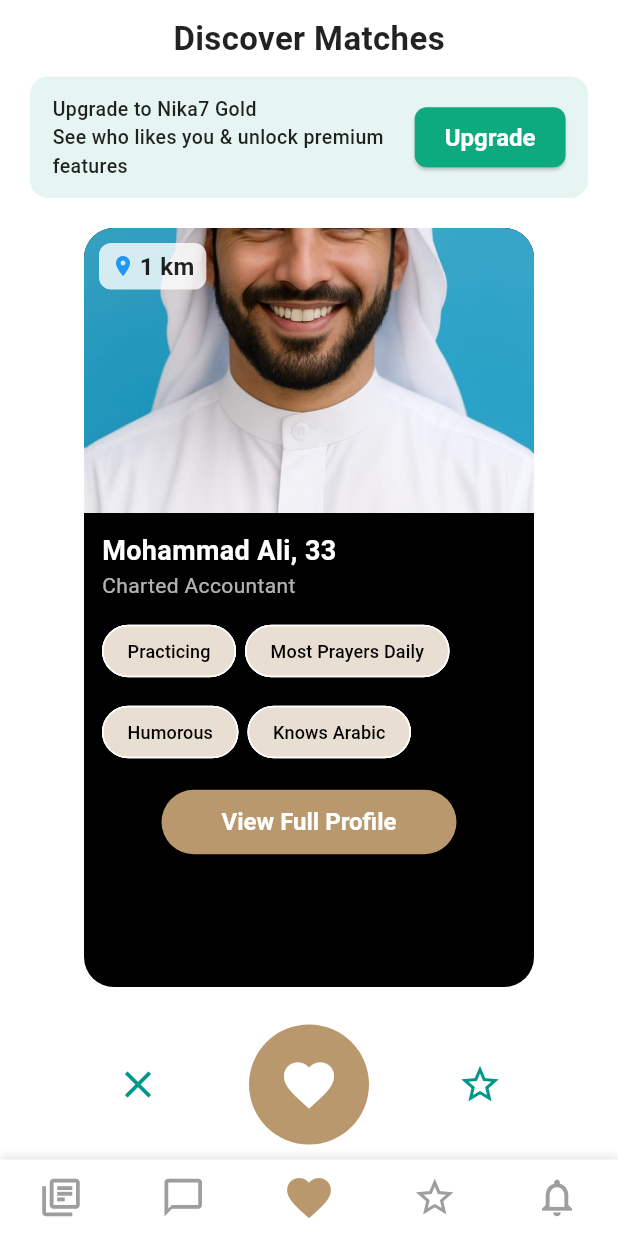
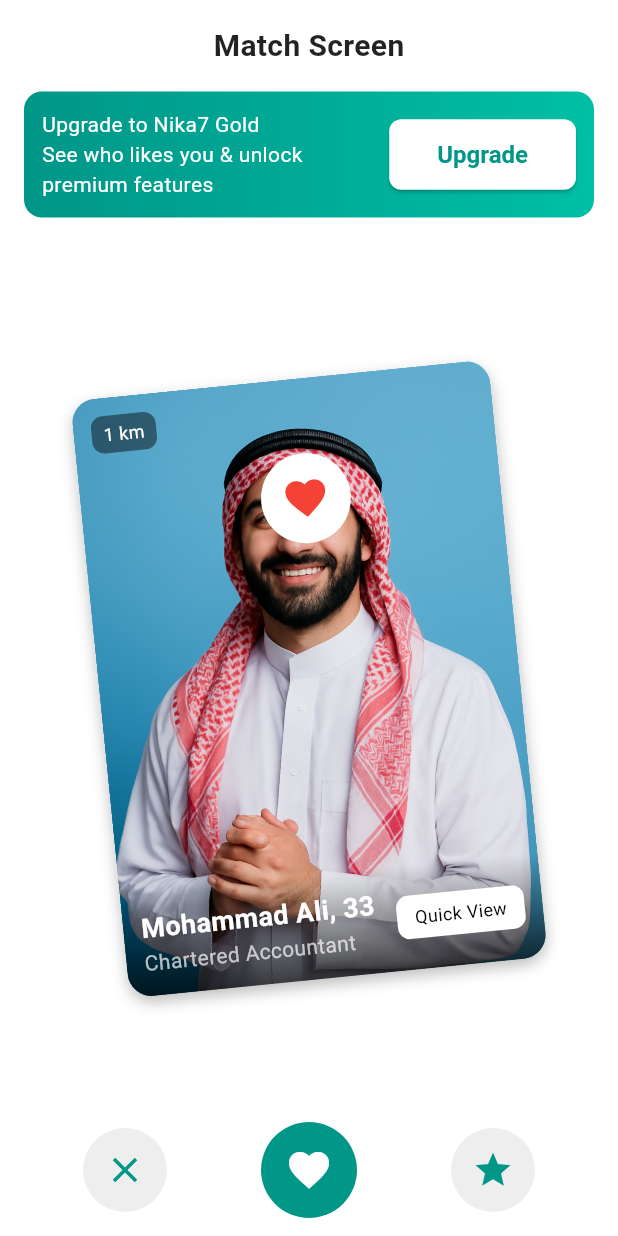
Before and after one commit to muhammadhamza67/nikahplus, a Flutter app: the MatchesScreen screen opened directly, after a tap on "View Full Profile", on a phone screen of 412 x 824 dp. Run offline on Flutter 3.47's test engine with Material 3 defaults, Android fonts, the phone set to English and light mode, and no system bars; our stand-ins replace font_awesome_flutter, image_picker; Roboto replaces fonts that are missing (Poppins); statements that could not run were skipped.

Commit message:
Added MatchesScreen with navigation

```diff
--- /dev/null
+++ b/lib/screens/match_screen.dart
@@ -0,0 +1,217 @@
+import 'package:flutter/material.dart';
+
+class MatchScreen extends StatelessWidget {
+  const MatchScreen({super.key});
+
+  @override
+  Widget build(BuildContext context) {
+    return Scaffold(
+      backgroundColor: Colors.white,
+      body: SafeArea(
+        child: Column(
+          children: [
+            const SizedBox(height: 16),
+
+            /// Title
+            const Text(
+              "Match Screen",   // ✅ Changed here
+              style: TextStyle(
+                fontSize: 20,
+                fontWeight: FontWeight.bold,
+              ),
+            ),
+
+            const SizedBox(height: 16),
+
+            /// Upgrade Banner
+            Container(
+              margin: const EdgeInsets.symmetric(horizontal: 16),
+              padding: const EdgeInsets.all(12),
+              decoration: BoxDecoration(
+                borderRadius: BorderRadius.circular(12),
+                gradient: const LinearGradient(
+                  colors: [Color(0xFF009688), Color(0xFF00BFA5)],
+                ),
+              ),
+              child: Row(
+                mainAxisAlignment: MainAxisAlignment.spaceBetween,
+                children: [
+                  const Expanded(
+                    child: Text(
+                      "Upgrade to Nika7 Gold\nSee who likes you & unlock premium features",
+                      style: TextStyle(color: Colors.white, fontSize: 14),
+                    ),
+                  ),
+                  ElevatedButton(
+                    style: ElevatedButton.styleFrom(
+                      backgroundColor: Colors.white,
+                      foregroundColor: Colors.teal,
+                      shape: RoundedRectangleBorder(
+                        borderRadius: BorderRadius.circular(8),
+                      ),
+                    ),
+                    onPressed: () {},
+                    child: const Text("Upgrade"),
+                  ),
+                ],
+              ),
+            ),
+
+            const SizedBox(height: 24),
+
+            /// Profile Card (Swipable UI Placeholder)
+            Expanded(
+              child: Center(
+                child: Transform.rotate(
+                  angle: -0.1,
+                  child: Stack(
+                    children: [
+                      /// Profile Card
+                      Container(
+                        width: 280,
+                        height: 400,
+                        decoration: BoxDecoration(
+                          borderRadius: BorderRadius.circular(16),
+                          image: const DecorationImage(
+                            image: AssetImage("lib/assets/images/profile.png"), // Replace with your asset
+                            fit: BoxFit.cover,
+                          ),
+                          boxShadow: [
+                            BoxShadow(
+                              color: Colors.black26,
+                              blurRadius: 8,
+                              offset: Offset(0, 4),
+                            ),
+                          ],
+                        ),
+                      ),
+
+                      /// Distance Badge
+                      Positioned(
+                        top: 12,
+                        left: 12,
+                        child: Container(
+                          padding: const EdgeInsets.symmetric(
+                              vertical: 4, horizontal: 8),
+                          decoration: BoxDecoration(
+                            color: Colors.black45,
+                            borderRadius: BorderRadius.circular(8),
+                          ),
+                          child: const Text(
+                            "1 km",
+                            style: TextStyle(color: Colors.white, fontSize: 12),
+                          ),
+                        ),
+                      ),
+
+                      /// Bottom Info
+                      Positioned(
+                        bottom: 0,
+                        left: 0,
+                        right: 0,
+                        child: Container(
+                          padding: const EdgeInsets.all(12),
+                          decoration: BoxDecoration(
+                            borderRadius: const BorderRadius.only(
+                              bottomLeft: Radius.circular(16),
+                              bottomRight: Radius.circular(16),
+                            ),
+                            gradient: LinearGradient(
+                              colors: [
+                                Colors.black.withOpacity(0.7),
+                                Colors.transparent
+                              ],
+                              begin: Alignment.bottomCenter,
+                              end: Alignment.topCenter,
+                            ),
+                          ),
+                          child: Row(
+                            mainAxisAlignment: MainAxisAlignment.spaceBetween,
+                            children: [
+                              const Column(
+                                crossAxisAlignment: CrossAxisAlignment.start,
+                                children: [
+                                  Text(
+                                    "Mohammad Ali, 33",
+                                    style: TextStyle(
+                                        color: Colors.white,
+                                        fontSize: 18,
+                                        fontWeight: FontWeight.bold),
+                                  ),
+                                  Text(
+                                    "Chartered Accountant",
+                                    style: TextStyle(
+                                        color: Colors.white70, fontSize: 14),
+                                  ),
+                                ],
+                              ),
+                              Container(
+                                padding: const EdgeInsets.symmetric(
+                                    vertical: 6, horizontal: 12),
+                                decoration: BoxDecoration(
+                                  color: Colors.white,
+                                  borderRadius: BorderRadius.circular(8),
+                                ),
+                                child: const Text(
+                                  "Quick View",
+                                  style: TextStyle(
+                                      color: Colors.black, fontSize: 12),
+                                ),
+                              )
+                            ],
+                          ),
+                        ),
+                      ),
+
+                      /// Like Button Overlay
+                      Positioned(
+                        top: 50,
+                        right: 100,
+                        child: Container(
+                          height: 60,
+                          width: 60,
+                          decoration: const BoxDecoration(
+                            color: Colors.white,
+                            shape: BoxShape.circle,
+                          ),
+                          child: const Icon(Icons.favorite,
+                              color: Colors.red, size: 32),
+                        ),
+                      ),
+                    ],
+                  ),
+                ),
+              ),
+            ),
+
+            /// Bottom Navigation
+            Padding(
+              padding: const EdgeInsets.symmetric(vertical: 12, horizontal: 24),
+              child: Row(
+                mainAxisAlignment: MainAxisAlignment.spaceAround,
+                children: [
+                  CircleAvatar(
+                    backgroundColor: Colors.grey[200],
+                    radius: 28,
+                    child: const Icon(Icons.close, color: Colors.teal, size: 28),
+                  ),
+                  CircleAvatar(
+                    backgroundColor: Colors.teal,
+                    radius: 32,
+                    child: const Icon(Icons.favorite,
+                        color: Colors.white, size: 32),
+                  ),
+                  CircleAvatar(
+                    backgroundColor: Colors.grey[200],
+                    radius: 28,
+                    child: const Icon(Icons.star, color: Colors.teal, size: 28),
+                  ),
+                ],
+              ),
+            )
+          ],
+        ),
+      ),
+    );
+  }
+}
--- a/lib/screens/matches_screen.dart
+++ b/lib/screens/matches_screen.dart
@@ -1,4 +1,5 @@
 import 'package:flutter/material.dart';
+import 'match_screen.dart'; // ✅ Import your next screen
 
 class MatchesScreen extends StatelessWidget {
   const MatchesScreen({super.key});
@@ -172,10 +173,18 @@ class MatchesScreen extends StatelessWidget {
 
                             const SizedBox(height: 12),
 
-                            // View Profile Button
+                            // ✅ View Profile Button → Navigate to MatchScreen
                             Center(
                               child: ElevatedButton(
-                                onPressed: () {},
+                                onPressed: () {
+                                  Navigator.push(
+                                    context,
+                                    MaterialPageRoute(
+                                      builder: (context) =>
+                                          const MatchScreen(), // your next screen
+                                    ),
+                                  );
+                                },
                                 style: ElevatedButton.styleFrom(
                                   backgroundColor: const Color(0xFFB9986D),
                                   shape: RoundedRectangleBorder(
```
Also changed, not shown: lib/assets/images/profile.png (added).
